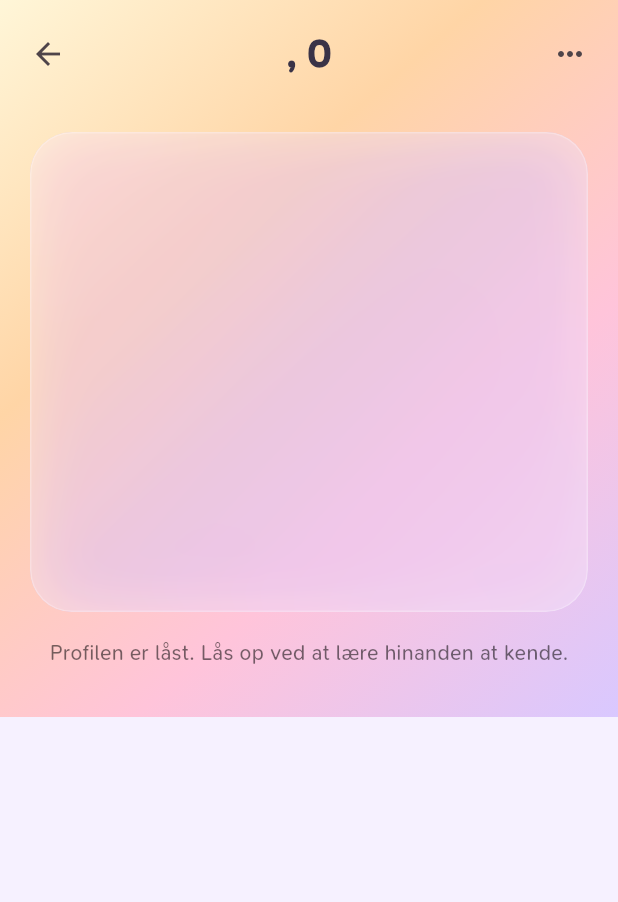
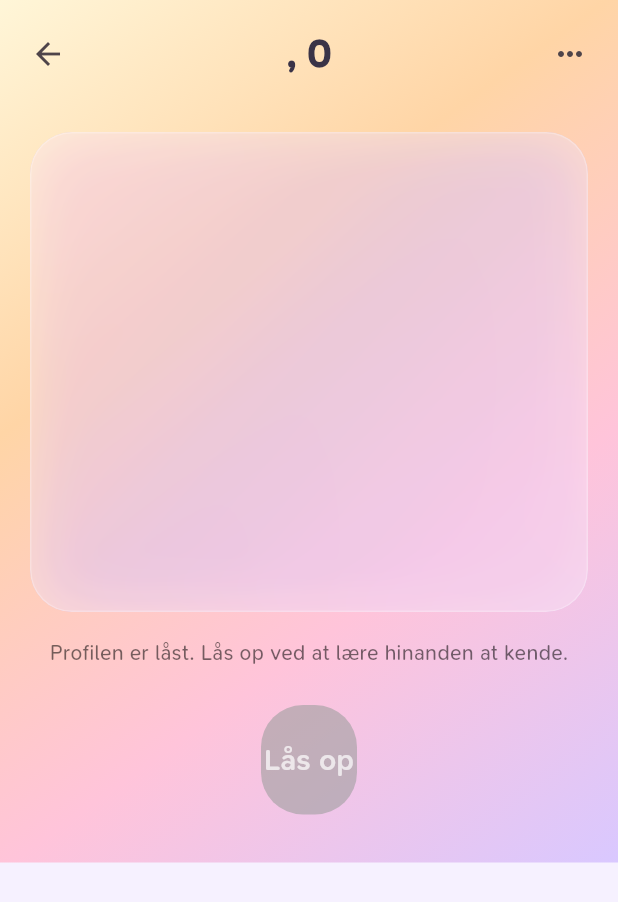
Before and after one commit to AmodioR/blind-date-app, a Flutter app: the MatchProfileScreen screen opened directly with empty values, on a phone screen of 412 x 824 dp. Shown: the top 902 px of the screen. Run offline on Flutter 3.47's test engine with Material 3 defaults, Android fonts, the phone set to English and light mode, and no system bars.

Commit message:
Adjust match profile background and CTA

```diff
--- a/lib/screens/match_profile_screen.dart
+++ b/lib/screens/match_profile_screen.dart
@@ -97,12 +97,18 @@ class MatchProfileScreen extends StatelessWidget {
 
   @override
   Widget build(BuildContext context) {
+    const bool isProfileReadyToUnlock = false;
     return Scaffold(
-      body: Container(
+      body: Stack(
+        children: [
+          Positioned.fill(
+            child: Container(
               decoration: const BoxDecoration(
                 gradient: AppColors.premiumGradient,
               ),
-        child: SafeArea(
+            ),
+          ),
+          SafeArea(
             child: Stack(
               children: [
                 SingleChildScrollView(
@@ -168,6 +174,36 @@ class MatchProfileScreen extends StatelessWidget {
                           height: 1.4,
                         ),
                       ),
+                      const SizedBox(height: 24),
+                      ElevatedButton(
+                        onPressed:
+                            isProfileReadyToUnlock ? () {} : null,
+                        style: ElevatedButton.styleFrom(
+                          backgroundColor: isProfileReadyToUnlock
+                              ? AppColors.primary
+                              : Colors.grey.withValues(alpha: 0.6),
+                          disabledBackgroundColor:
+                              Colors.grey.withValues(alpha: 0.6),
+                          disabledForegroundColor:
+                              Colors.white.withValues(alpha: 0.7),
+                          padding:
+                              const EdgeInsets.symmetric(vertical: 22),
+                          shape: RoundedRectangleBorder(
+                            borderRadius: BorderRadius.circular(28),
+                          ),
+                          elevation: isProfileReadyToUnlock ? 8 : 0,
+                        ),
+                        child: Text(
+                          'Lås op',
+                          style: TextStyle(
+                            fontSize: 20,
+                            fontWeight: FontWeight.w700,
+                            color: Colors.white.withValues(
+                              alpha: isProfileReadyToUnlock ? 1 : 0.7,
+                            ),
+                          ),
+                        ),
+                      ),
                     ],
                   ),
                 ),
@@ -209,6 +245,7 @@ class MatchProfileScreen extends StatelessWidget {
               ],
             ),
           ),
+        ],
       ),
     );
   }
```
Lines whose indentation alone changed are shown as unchanged.
